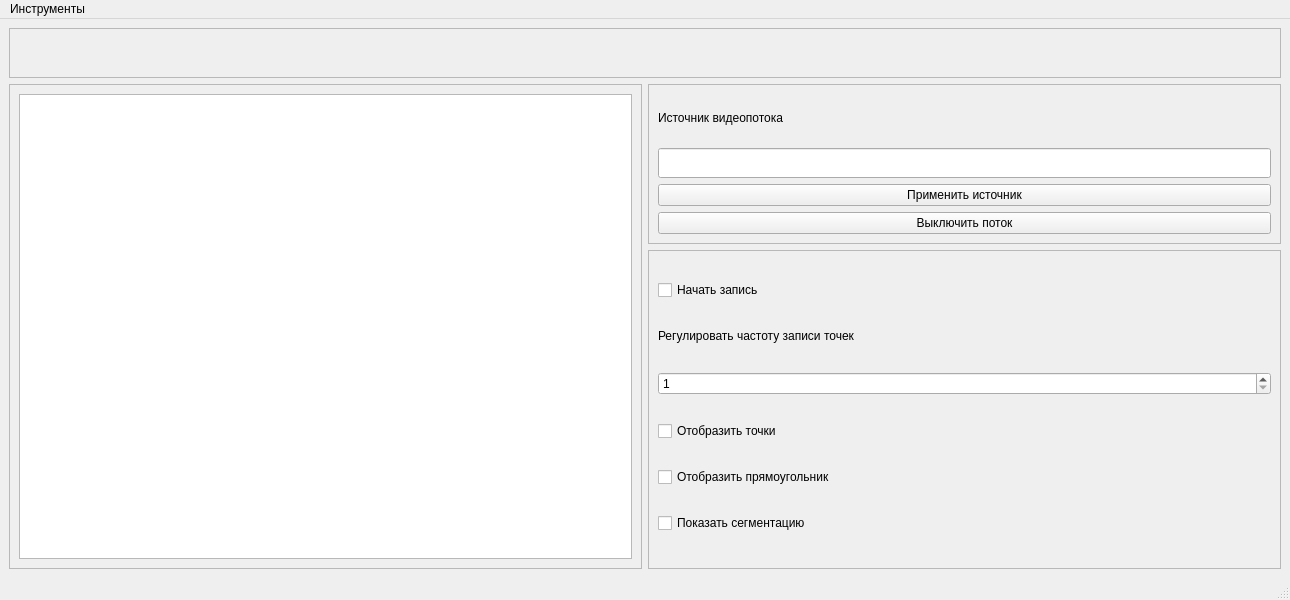
The window that ui/main.ui (DoubleCitizen/SSUGT_inclinometer) describes before a commit, drawn with Qt 5.
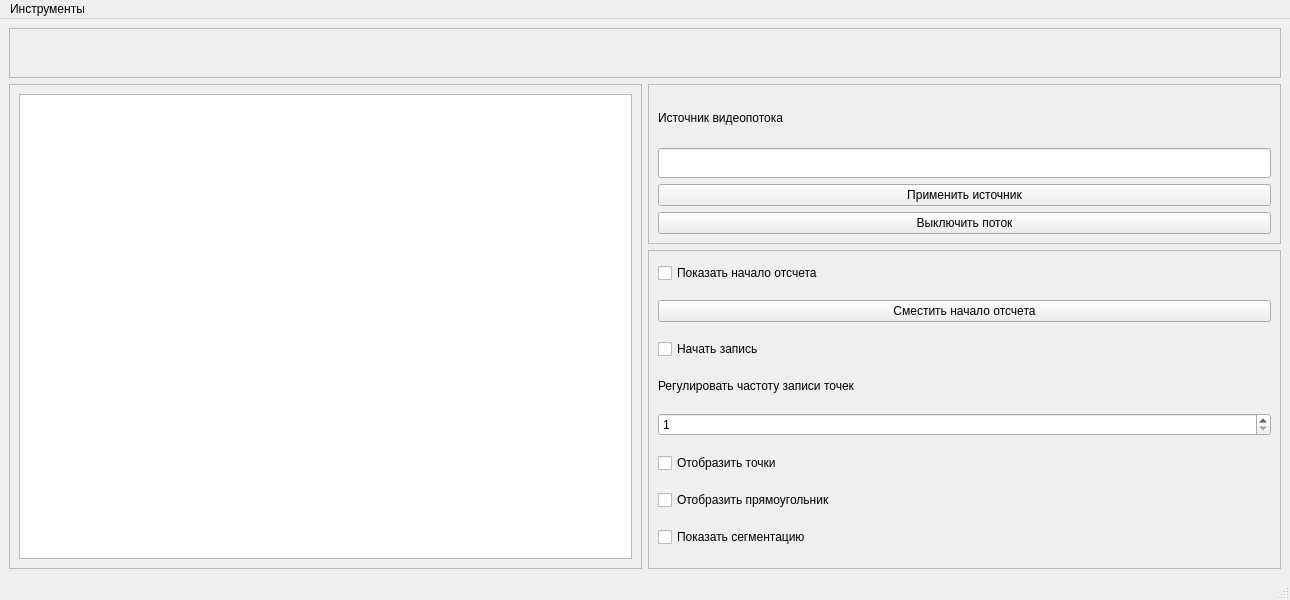
The same window after the commit. Custom widgets are drawn as their Qt base class.

Commit message: Добавлена возможность смещать, начало системы координат

```diff
--- a/ui/main.ui
+++ b/ui/main.ui
@@ -142,41 +142,17 @@
        <enum>QFrame::Raised</enum>
       </property>
       <layout class="QGridLayout" name="gridLayout_4">
-       <item row="5" column="0">
-        <widget class="QCheckBox" name="checkBox_rectangle_show">
-         <property name="text">
-          <string>Отобразить прямоугольник</string>
-         </property>
-        </widget>
-       </item>
-       <item row="6" column="0">
-        <widget class="QCheckBox" name="checkBox_segmentaion_show">
-         <property name="text">
-          <string>Показать сегментацию</string>
-         </property>
-        </widget>
-       </item>
+       <property name="topMargin">
+        <number>1</number>
+       </property>
        <item row="1" column="0">
-        <widget class="QCheckBox" name="checkBox_enable_record">
+        <widget class="QPushButton" name="pushButton_start_position">
          <property name="text">
-          <string>Начать запись</string>
-         </property>
-         <property name="checked">
-          <bool>false</bool>
-         </property>
-         <property name="autoRepeat">
-          <bool>false</bool>
+          <string>Сместить начало отсчета</string>
          </property>
         </widget>
        </item>
        <item row="4" column="0">
-        <widget class="QCheckBox" name="checkBox_view_points">
-         <property name="text">
-          <string>Отобразить точки</string>
-         </property>
-        </widget>
-       </item>
-       <item row="2" column="0">
         <widget class="QLabel" name="label_2">
          <property name="maximumSize">
           <size>
@@ -189,13 +165,54 @@
          </property>
         </widget>
        </item>
+       <item row="7" column="0">
+        <widget class="QCheckBox" name="checkBox_rectangle_show">
+         <property name="text">
+          <string>Отобразить прямоугольник</string>
+         </property>
+        </widget>
+       </item>
        <item row="3" column="0">
+        <widget class="QCheckBox" name="checkBox_enable_record">
+         <property name="text">
+          <string>Начать запись</string>
+         </property>
+         <property name="checked">
+          <bool>false</bool>
+         </property>
+         <property name="autoRepeat">
+          <bool>false</bool>
+         </property>
+        </widget>
+       </item>
+       <item row="6" column="0">
+        <widget class="QCheckBox" name="checkBox_view_points">
+         <property name="text">
+          <string>Отобразить точки</string>
+         </property>
+        </widget>
+       </item>
+       <item row="8" column="0">
+        <widget class="QCheckBox" name="checkBox_segmentaion_show">
+         <property name="text">
+          <string>Показать сегментацию</string>
+         </property>
+        </widget>
+       </item>
+       <item row="5" column="0">
         <widget class="QSpinBox" name="spinBox_points">
          <property name="minimum">
           <number>1</number>
          </property>
         </widget>
        </item>
+       <item row="0" column="0">
+        <widget class="QCheckBox" name="checkBox_start_position">
+         <property name="text">
+          <string>Показать начало отсчета</string>
+         </property>
+        </widget>
+       </item>
       </layout>
      </widget>
     </item>
```
The commit also changes 5 other files.
